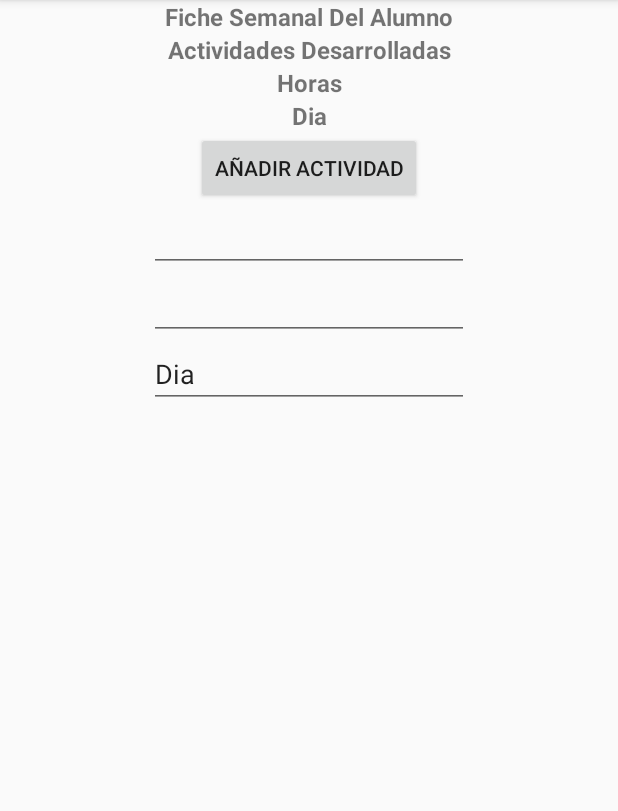
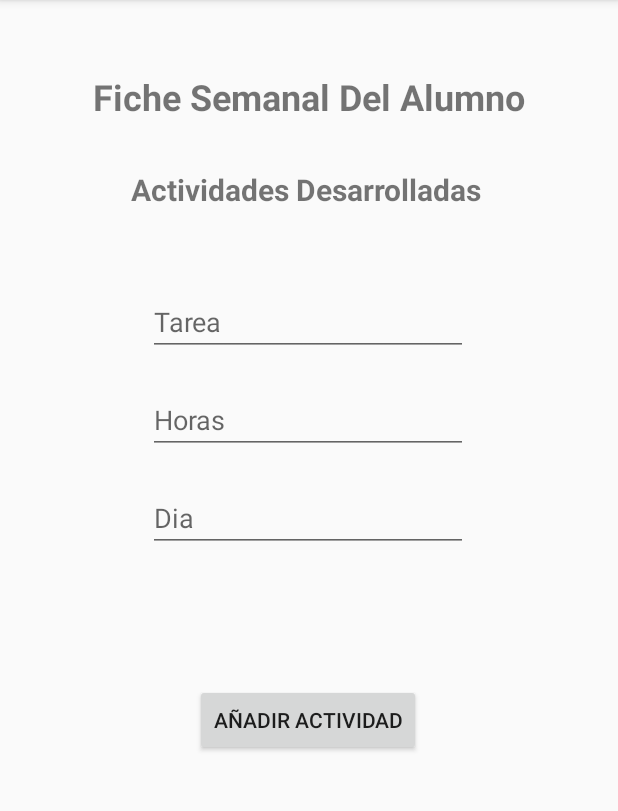
Before and after one commit to GabrielaPrietoH/TaskApp, an Android app: the AddTaskFragment screen opened through its navigation route, on a phone screen of 412 x 824 dp, the part 84-895 px from its top. Run offline under Robolectric (Android 15) with nearby library versions, the phone set to English and light mode, and no system bars; our stand-ins replace data binding.

Commit message:
add actionButtom

```diff
--- a/app/src/main/java/com/example/recyclerview/TaskFragment.kt
+++ b/app/src/main/java/com/example/recyclerview/TaskFragment.kt
@@ -34,15 +34,13 @@ class TaskFragment(
     }
 
     private fun navigate(task: Task) {
+       val action = R.id.action_itemFragment_to_addTask
         //Nav directions
         //Codelab Base de Datos
-        //Añadir floating button + esquina inferior
         //TaskDetails
-
         binding.addButtom.setOnClickListener(
-            Navigation.createNavigateOnClickListener(R.id.action_itemFragment_to_addTask)
+            Navigation.createNavigateOnClickListener(action)
         )
     }
 
-
 }
--- a/app/src/main/res/layout/fragment_add_task.xml
+++ b/app/src/main/res/layout/fragment_add_task.xml
@@ -13,11 +13,13 @@
             android:id="@+id/tvFicha"
             android:layout_width="wrap_content"
             android:layout_height="wrap_content"
+            android:layout_marginTop="48dp"
             android:text="@string/fiche_semanal_del_alumno"
             android:textAlignment="center"
-            android:textSize="16sp"
+            android:textSize="24sp"
             android:textStyle="bold"
             app:layout_constraintEnd_toEndOf="parent"
+            app:layout_constraintHorizontal_bias="0.502"
             app:layout_constraintStart_toStartOf="parent"
             app:layout_constraintTop_toTopOf="parent" />
 
@@ -25,80 +27,68 @@
             android:id="@+id/tvActivities"
             android:layout_width="wrap_content"
             android:layout_height="wrap_content"
+            android:layout_marginTop="32dp"
             android:text="@string/actividades_desarrolladas"
             android:textAlignment="center"
-            android:textSize="16sp"
+            android:textSize="20sp"
             android:textStyle="bold"
             app:layout_constraintEnd_toEndOf="parent"
+            app:layout_constraintHorizontal_bias="0.491"
             app:layout_constraintStart_toStartOf="parent"
             app:layout_constraintTop_toBottomOf="@+id/tvFicha" />
 
-        <TextView
-            android:id="@+id/tvHours"
+        <EditText
+            android:id="@+id/etTarea"
             android:layout_width="wrap_content"
             android:layout_height="wrap_content"
-            android:text="@string/horas"
-            android:textAlignment="center"
-            android:textSize="16sp"
-            android:textStyle="bold"
+            android:layout_marginTop="52dp"
+            android:ems="10"
+            android:gravity="start|top"
+            android:inputType="textMultiLine"
+            android:hint="@string/tarea"
             app:layout_constraintEnd_toEndOf="parent"
+            app:layout_constraintHorizontal_bias="0.497"
             app:layout_constraintStart_toStartOf="parent"
-            app:layout_constraintTop_toBottomOf="@+id/tvActivities" />
+            app:layout_constraintTop_toBottomOf="@+id/tvActivities"
+            android:autofillHints="" />
 
-        <TextView
-            android:id="@+id/tvDate"
+        <EditText
+            android:id="@+id/etHours"
             android:layout_width="wrap_content"
             android:layout_height="wrap_content"
-            android:text="@string/dia"
-            android:textAlignment="center"
-            android:textSize="16sp"
-            android:textStyle="bold"
+            android:layout_marginTop="20dp"
+            android:ems="10"
+            android:inputType="number"
+            android:hint="@string/horas"
             app:layout_constraintEnd_toEndOf="parent"
+            app:layout_constraintHorizontal_bias="0.497"
             app:layout_constraintStart_toStartOf="parent"
-            app:layout_constraintTop_toBottomOf="@+id/tvHours" />
+            app:layout_constraintTop_toBottomOf="@+id/etTarea"
+            android:autofillHints="" />
+
+        <EditText
+            android:id="@+id/etDates"
+            android:layout_width="wrap_content"
+            android:layout_height="wrap_content"
+            android:layout_marginTop="20dp"
+            android:ems="10"
+            android:inputType="text"
+            android:hint="@string/dia"
+            app:layout_constraintEnd_toEndOf="parent"
+            app:layout_constraintHorizontal_bias="0.497"
+            app:layout_constraintStart_toStartOf="parent"
+            app:layout_constraintTop_toBottomOf="@+id/etHours"
+            android:autofillHints="" />
 
         <Button
             android:id="@+id/button"
             android:layout_width="wrap_content"
             android:layout_height="wrap_content"
+            android:layout_marginTop="88dp"
             android:text="@string/a_adir_actividad"
             app:layout_constraintEnd_toEndOf="parent"
+            app:layout_constraintHorizontal_bias="0.498"
             app:layout_constraintStart_toStartOf="parent"
-            app:layout_constraintTop_toBottomOf="@+id/tvDate" />
-
-        <EditText
-            android:id="@+id/etTarea"
-            android:layout_width="wrap_content"
-            android:layout_height="wrap_content"
-            android:contentDescription="@string/add_tarea"
-            android:ems="10"
-            android:gravity="start|top"
-            android:inputType="textMultiLine"
-            app:layout_constraintEnd_toEndOf="parent"
-            app:layout_constraintStart_toStartOf="parent"
-            app:layout_constraintTop_toBottomOf="@+id/button" />
-
-        <EditText
-            android:id="@+id/etHours"
-            android:layout_width="wrap_content"
-            android:layout_height="wrap_content"
-            android:contentDescription="@string/horas"
-            android:ems="10"
-            android:inputType="number"
-            app:layout_constraintEnd_toEndOf="parent"
-            app:layout_constraintStart_toStartOf="parent"
-            app:layout_constraintTop_toBottomOf="@+id/etTarea" />
-
-        <EditText
-            android:id="@+id/etDates"
-            android:layout_width="wrap_content"
-            android:layout_height="wrap_content"
-            android:ems="10"
-            android:inputType="text"
-            android:text="@string/dia"
-            app:layout_constraintEnd_toEndOf="parent"
-            app:layout_constraintStart_toStartOf="parent"
-            app:layout_constraintTop_toBottomOf="@+id/etHours" />
-
+            app:layout_constraintTop_toBottomOf="@+id/etDates" />
     </androidx.constraintlayout.widget.ConstraintLayout>
 </layout>
--- a/app/src/main/res/values/strings.xml
+++ b/app/src/main/res/values/strings.xml
@@ -9,4 +9,5 @@
     <!-- TODO: Remove or change this placeholder text -->
     <string name="hello_blank_fragment">Hello blank fragment</string>
     <string name="todo">TODO</string>
+    <string name="tarea">Tarea</string>
 </resources>
```
